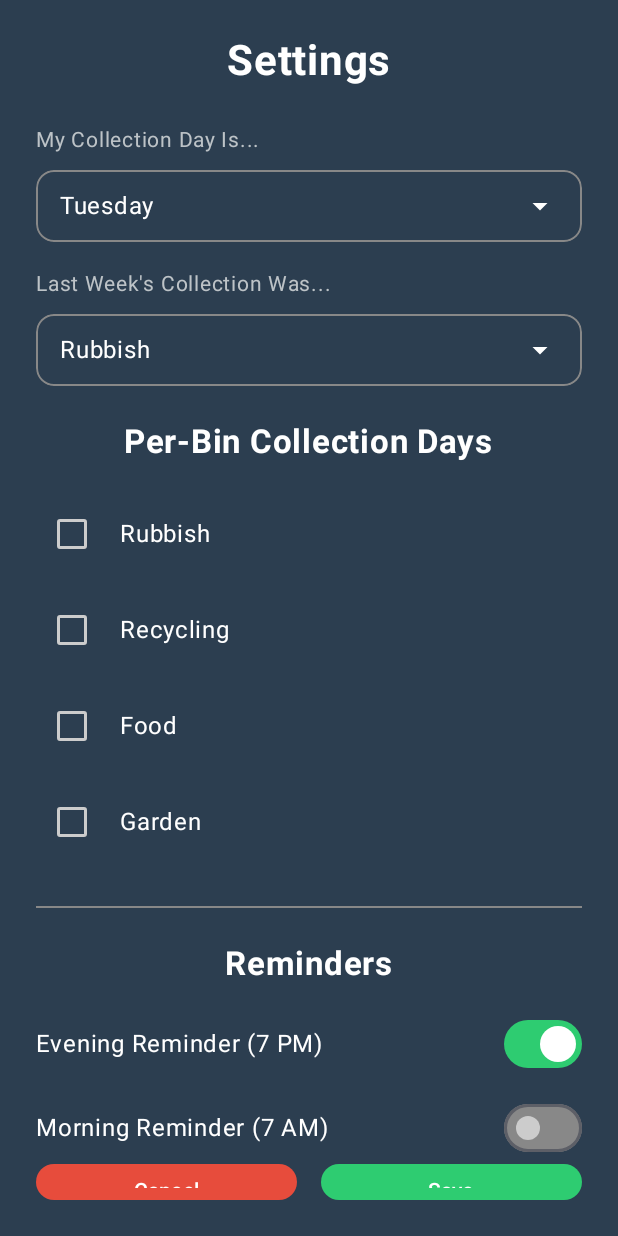
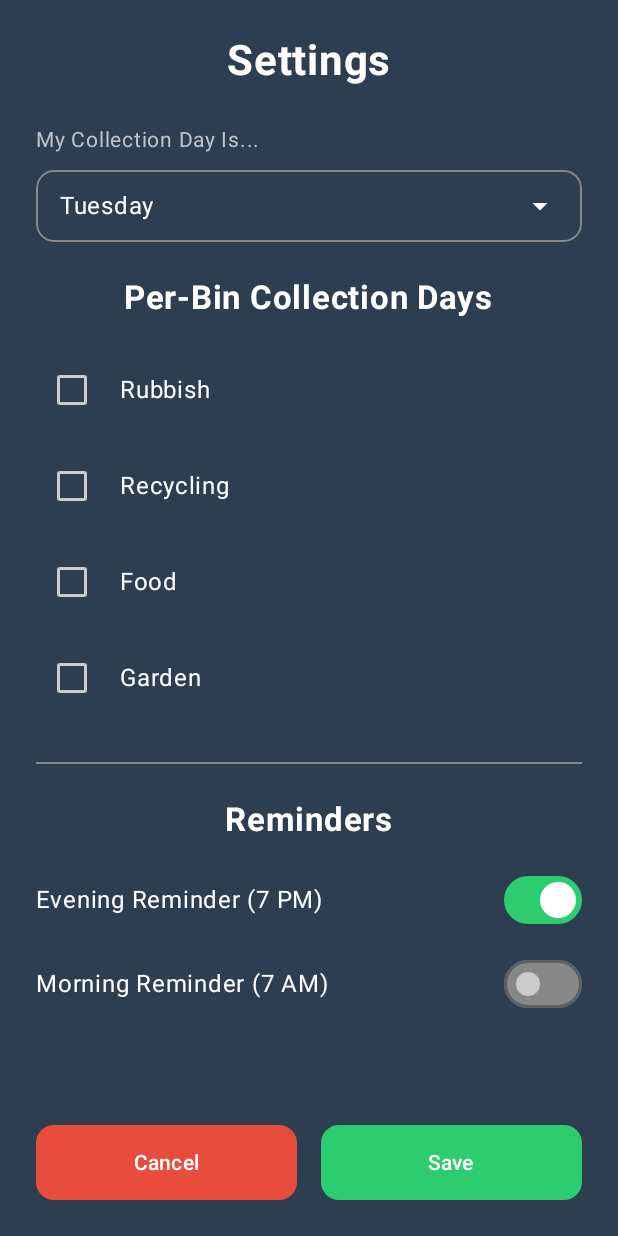
Before and after one commit to oozye1/rubishjuly24, an Android app built with Jetpack Compose: the SettingsScreen screen opened through its navigation route, on a phone screen of 412 x 824 dp. Run offline under Robolectric (Android 15) with nearby library versions, the light colour scheme and no system bars.

Commit message:
2 new types added - removed 'last weeks bin day was'

```diff
--- a/app/src/main/java/co/uk/doverguitarteacher/rubbishdayreminder/SettingsScreen.kt
+++ b/app/src/main/java/co/uk/doverguitarteacher/rubbishdayreminder/SettingsScreen.kt
@@ -25,15 +25,12 @@ fun SettingsScreen(
     settingsManager: SettingsManager,
     onNavigateBack: () -> Unit
 ) {
-    // Global settings
+    // --- State variables ---
     var selectedDay by remember { mutableStateOf(settingsManager.getCollectionDay()) }
-    var anchorBin by remember { mutableStateOf(settingsManager.getAnchorBin()) }
+    // The "anchorBin" state is now removed.
     var eveningReminder by remember { mutableStateOf(settingsManager.isEveningReminderEnabled()) }
     var morningReminder by remember { mutableStateOf(settingsManager.isMorningReminderEnabled()) }
-
-    // Per-bin override state holder - Using 'val' for immutability
     data class OverrideState(val enabled: Boolean, val day: DayOfWeek)
-
     val overrideStates = remember {
         BinTypes.ALL_BINS
             .associateWith { bin ->
@@ -43,9 +40,10 @@ fun SettingsScreen(
             .toMutableMap()
     }
 
+    // 1. Use a single Column with no scrolling.
     Column(
         modifier = Modifier
-            .fillMaxSize()
+            .fillMaxSize() // Fills the whole screen
             .background(Color(0xFF2c3e50))
             .padding(24.dp),
         horizontalAlignment = Alignment.CenterHorizontally
@@ -57,13 +55,9 @@ fun SettingsScreen(
         SettingRow(label = "My Collection Day Is...") {
             DayOfWeekSelector(selectedDay) { selectedDay = it }
         }
-        Spacer(Modifier.height(16.dp))
+        Spacer(Modifier.height(24.dp))
 
-        // Global anchor bin
-        SettingRow(label = "Last Week's Collection Was...") {
-            BinTypeSelector(anchorBin) { anchorBin = it }
-        }
-        Spacer(Modifier.height(24.dp))
+        // 2. The "Last Week's Collection Was..." SettingRow has been completely removed.
 
         // Per‑Bin overrides
         Text("Per‑Bin Collection Days", fontSize = 22.sp, fontWeight = FontWeight.Bold, color = Color.White)
@@ -80,7 +74,6 @@ fun SettingsScreen(
                     Row(verticalAlignment = Alignment.CenterVertically) {
                         Checkbox(
                             checked = state.enabled,
-                            // CORRECTED: Update state with a new instance to trigger recomposition
                             onCheckedChange = { isChecked ->
                                 stateHolder.value = state.copy(enabled = isChecked)
                             },
@@ -94,7 +87,6 @@ fun SettingsScreen(
                     }
                     if (state.enabled) {
                         DayOfWeekSelector(state.day) { newDay ->
-                            // CORRECTED: Update state with a new instance
                             stateHolder.value = state.copy(day = newDay)
                         }
                     }
@@ -111,9 +103,10 @@ fun SettingsScreen(
         Spacer(Modifier.height(8.dp))
         ReminderRow("Morning Reminder (7 AM)", morningReminder) { morningReminder = it }
 
+        // 3. This Spacer will take up all available vertical space, pushing the buttons to the bottom.
         Spacer(Modifier.weight(1f))
 
-        // Action buttons
+        // Action buttons are back at the bottom of the Column
         Row(Modifier.fillMaxWidth(), horizontalArrangement = Arrangement.spacedBy(16.dp)) {
             Button(
                 onClick = onNavigateBack,
@@ -125,11 +118,9 @@ fun SettingsScreen(
             }
             Button(
                 onClick = {
-                    // Save global settings
                     settingsManager.saveCollectionDay(selectedDay)
-                    settingsManager.saveCycleAnchor(anchorBin)
+                    // The saveCycleAnchor call is removed
                     settingsManager.saveReminderSettings(eveningReminder, morningReminder)
-                    // Save per‑bin overrides
                     overrideStates.forEach { (bin, holder) ->
                         val s = holder.value
                         settingsManager.saveBinCollectionDay(bin.id, if (s.enabled) s.day else null)
@@ -145,6 +136,9 @@ fun SettingsScreen(
         }
     }
 }
+
+
+// --- All Helper Composables remain the same ---
 
 @Composable
 fun ReminderRow(label: String, isChecked: Boolean, onCheckedChange: (Boolean) -> Unit) {
@@ -206,6 +200,7 @@ fun DayOfWeekSelector(selectedDay: DayOfWeek, onDaySelected: (DayOfWeek) -> Unit
     }
 }
 
+// BinTypeSelector is now only used inside the Per-Bin overrides, but we keep it for that
 @Composable
 fun BinTypeSelector(selectedBin: BinType, onBinSelected: (BinType) -> Unit) {
     var expanded by remember { mutableStateOf(false) }
```
